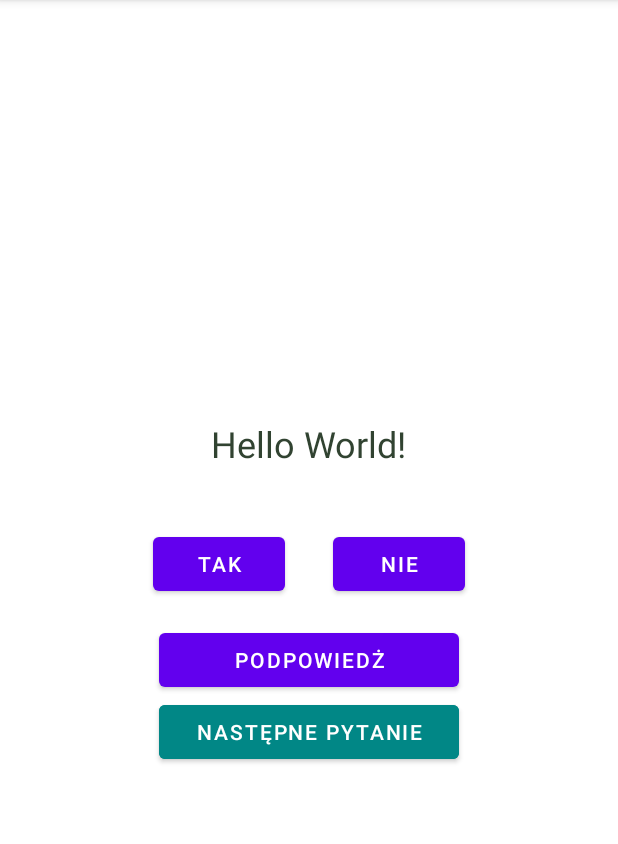
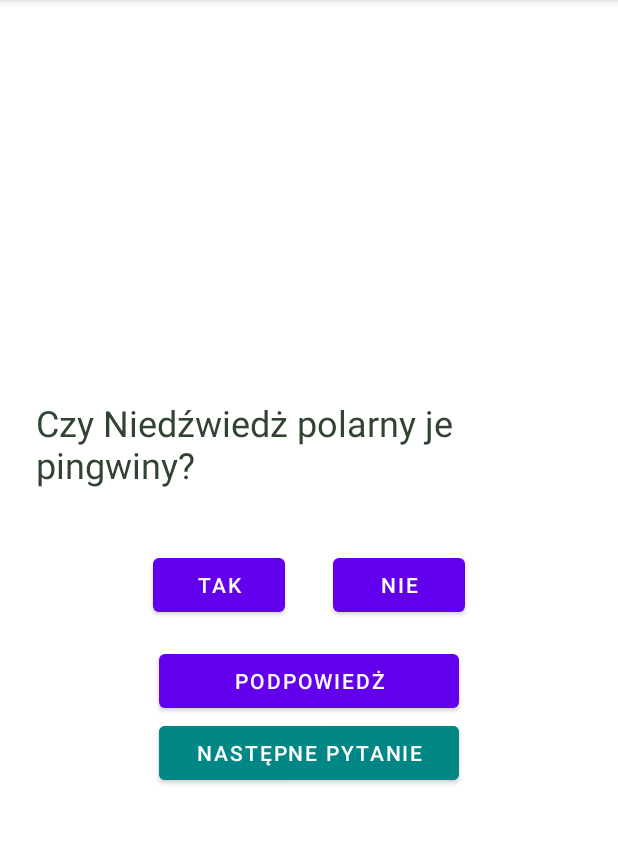
Before and after one commit to markup54/quiz3p2, an Android app: the screen it shows after launch (MainActivity), on a phone screen of 412 x 824 dp, the part 84-928 px from its top. Run offline under Robolectric (Android 15) with nearby library versions, the phone set to English and light mode, and no system bars.

Commit message:
przewijanie pytan

```diff
--- a/app/src/main/java/pl/zabrze/zs10/quiz3p2/MainActivity.java
+++ b/app/src/main/java/pl/zabrze/zs10/quiz3p2/MainActivity.java
@@ -3,12 +3,76 @@ package pl.zabrze.zs10.quiz3p2;
 import androidx.appcompat.app.AppCompatActivity;
 
 import android.os.Bundle;
+import android.view.View;
+import android.widget.Button;
+import android.widget.TextView;
+import android.widget.Toast;
+
+import java.util.ArrayList;
 
 public class MainActivity extends AppCompatActivity {
-
+    private TextView textViewPytanie;
+    private Button buttonT;
+    private Button buttonN;
+    private Button buttonNastepne;
+    private Button buttonPodpowiedz;
+    private ArrayList<Pytanie> pytania = new ArrayList<>();
+    private int numerWyswietlanegoPytania = 0;
     @Override
     protected void onCreate(Bundle savedInstanceState) {
         super.onCreate(savedInstanceState);
         setContentView(R.layout.activity_main);
+
+        textViewPytanie = findViewById(R.id.textViewPytanie);
+        buttonT = findViewById(R.id.buttonTak);
+        buttonN = findViewById(R.id.buttonNie);
+        buttonNastepne = findViewById(R.id.button4);
+        buttonPodpowiedz= findViewById(R.id.button3);
+
+
+        pytania.add(new Pytanie("Czy Niedźwiedż polarny je pingwiny?",
+                false,
+                "Zastanów się gdzie każde zwierze żyje"));
+        pytania.add(new Pytanie("Czy żyrafa może polizać się po uchu?",
+                true,
+                "Żyrafy mają bardzo długi język"));
+        pytania.add(new Pytanie("Czy zebry śpią na leząco?",
+                false,
+                "Z???"));
+
+        textViewPytanie.setText(pytania.get(0).getTresc());
+        buttonT.setOnClickListener(
+                new View.OnClickListener() {
+                    @Override
+                    public void onClick(View view) {
+                        Toast.makeText(MainActivity.this,
+                                "Wybrano tak",
+                                Toast.LENGTH_SHORT).show();
+                    }
+                }
+        );
+
+
+        buttonNastepne.setOnClickListener(
+                new View.OnClickListener() {
+                    @Override
+                    public void onClick(View view) {
+                        numerWyswietlanegoPytania++;
+                        if(numerWyswietlanegoPytania == pytania.size()){
+                            //TODO: znikanie przyciskow komunikat
+                            buttonT.setVisibility(View.INVISIBLE);
+                            buttonN.setVisibility(View.INVISIBLE);
+                            buttonNastepne.setVisibility(View.INVISIBLE);
+                            buttonPodpowiedz.setVisibility(View.INVISIBLE);
+                            textViewPytanie.setText("Dziękujemy za rozwiązanie testu wyniki pojawią się wkrótce");
+                        }
+                        else {
+                            textViewPytanie.setText(pytania.get(numerWyswietlanegoPytania).getTresc());
+                        }
+
+                    }
+                }
+        );
+
     }
 }
--- /dev/null
+++ b/app/src/main/java/pl/zabrze/zs10/quiz3p2/Pytanie.java
@@ -0,0 +1,34 @@
+package pl.zabrze.zs10.quiz3p2;
+public class Pytanie {
+    private String tresc;
+    private boolean poprawnaOdpowiedz;
+    private String podpowiedz;
+    private boolean czyOdpowiedzianoPoprawnie;
+
+    public Pytanie(String tresc, boolean poprawnaOdpowiedz, String podpowiedz) {
+        this.tresc = tresc;
+        this.poprawnaOdpowiedz = poprawnaOdpowiedz;
+        this.podpowiedz = podpowiedz;
+        czyOdpowiedzianoPoprawnie = false;
+    }
+
+    public void setCzyOdpowiedzianoPoprawnie(boolean czyOdpowiedzianoPoprawnie) {
+        this.czyOdpowiedzianoPoprawnie = czyOdpowiedzianoPoprawnie;
+    }
+
+    public String getTresc() {
+        return tresc;
+    }
+
+    public boolean isPoprawnaOdpowiedz() {
+        return poprawnaOdpowiedz;
+    }
+
+    public String getPodpowiedz() {
+        return podpowiedz;
+    }
+
+    public boolean isCzyOdpowiedzianoPoprawnie() {
+        return czyOdpowiedzianoPoprawnie;
+    }
+}
--- a/app/src/main/res/layout/activity_main.xml
+++ b/app/src/main/res/layout/activity_main.xml
@@ -9,6 +9,7 @@
     tools:context=".MainActivity">
 
     <TextView
+        android:id="@+id/textViewPytanie"
         android:layout_width="wrap_content"
         android:layout_height="wrap_content"
         android:textSize="24sp"
@@ -23,14 +24,14 @@
         android:orientation="horizontal">
 
         <Button
-            android:id="@+id/button"
+            android:id="@+id/buttonTak"
             android:layout_width="wrap_content"
             android:layout_height="wrap_content"
             android:layout_margin="16dp"
             android:text="Tak" />
 
         <Button
-            android:id="@+id/button2"
+            android:id="@+id/buttonNie"
             android:layout_width="wrap_content"
             android:layout_height="wrap_content"
             android:layout_margin="16dp"
```
